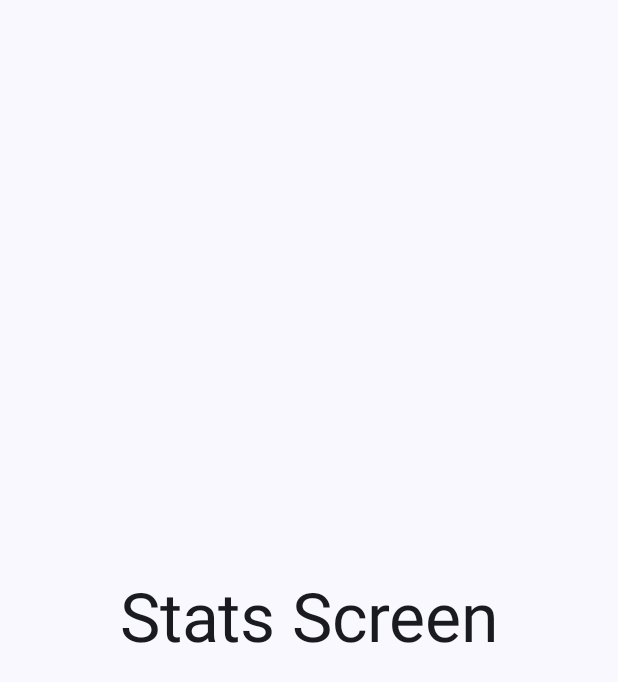
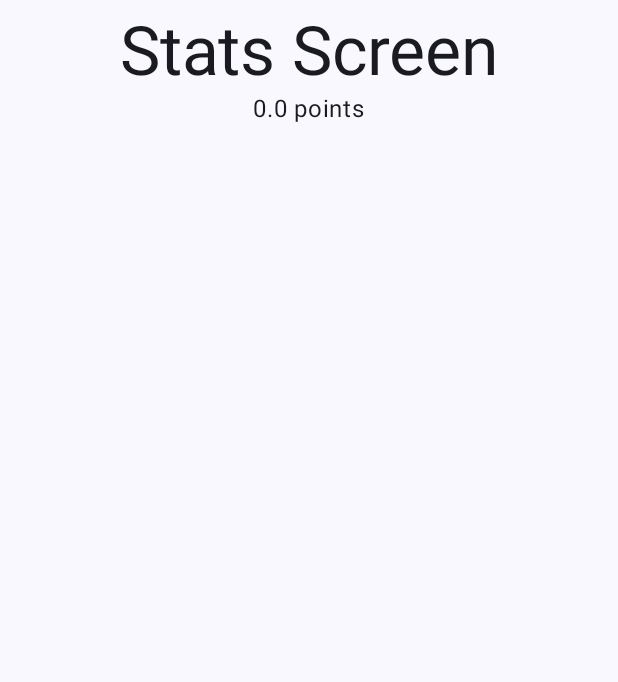
Before and after one commit to mikulove87/ClickerGame, an Android app built with Jetpack Compose: the StatsScreen screen opened through its navigation route, on a phone screen of 412 x 824 dp. Shown: the top 682 px of the screen. Run offline under Robolectric (Android 15) with nearby library versions, the phone set to English and light mode, and no system bars; libraries missing offline, so code that uses them is left out: com.google.android.gms; 4 statements that could not run were skipped.

Commit message:
Move ViewModel, Implement stats screen

```diff
--- a/app/src/main/java/io/github/mkfox/clickergame/ui/screen/ClickerGameApp.kt
+++ b/app/src/main/java/io/github/mkfox/clickergame/ui/screen/ClickerGameApp.kt
@@ -1,6 +1,9 @@
 package io.github.mkfox.clickergame.ui.screen
 
 import androidx.compose.runtime.Composable
+import androidx.compose.runtime.getValue
+import androidx.lifecycle.compose.collectAsStateWithLifecycle
+import androidx.lifecycle.viewmodel.compose.viewModel
 import androidx.navigation.compose.NavHost
 import androidx.navigation.compose.composable
 import androidx.navigation.compose.rememberNavController
@@ -9,15 +12,18 @@ import io.github.mkfox.clickergame.ui.screen.stats.StatsScreen
 
 
 @Composable
-fun ClickerGameApp() {
+fun ClickerGameApp(viewModel: ClickerViewModel = viewModel()) {
+    val uiState by viewModel.uiState.collectAsStateWithLifecycle()
     val navController = rememberNavController()
 
     NavHost(navController = navController, startDestination = "/") {
         composable("/") {
-            ClickerScreen(onStats = { navController.navigate("/statistics") })
+            ClickerScreen(
+                viewModel = viewModel,
+                onStats = { navController.navigate("/statistics") })
         }
         composable("/statistics") {
-            StatsScreen()
+            StatsScreen(value = uiState.point)
         }
     }
 }
--- a/app/src/main/java/io/github/mkfox/clickergame/ui/screen/clicker/ClickerViewModel.kt
+++ b/app/src/main/java/io/github/mkfox/clickergame/ui/screen/ClickerViewModel.kt
@@ -1,4 +1,4 @@
-package io.github.mkfox.clickergame.ui.screen.clicker
+package io.github.mkfox.clickergame.ui.screen
 
 import androidx.lifecycle.ViewModel
 import androidx.lifecycle.viewModelScope
--- a/app/src/main/java/io/github/mkfox/clickergame/ui/screen/clicker/ClickerScreen.kt
+++ b/app/src/main/java/io/github/mkfox/clickergame/ui/screen/clicker/ClickerScreen.kt
@@ -42,12 +42,13 @@ import androidx.lifecycle.viewmodel.compose.viewModel
 import com.google.android.gms.oss.licenses.v2.OssLicensesMenuActivity
 import io.github.mkfox.clickergame.R
 import io.github.mkfox.clickergame.data.Upgrade
+import io.github.mkfox.clickergame.ui.screen.ClickerViewModel
 import io.github.mkfox.clickergame.ui.theme.ClickerGameTheme
 
 @Composable
 fun ClickerScreen(
-    onStats: () -> Unit = {},
-    viewModel: ClickerViewModel = viewModel()
+    viewModel: ClickerViewModel,
+    onStats: () -> Unit = {}
 ) {
     val uiState by viewModel.uiState.collectAsStateWithLifecycle()
     val context = LocalContext.current
@@ -262,6 +263,6 @@ fun UpgradeCardPreview() {
 @Composable
 fun AppPreview() {
     ClickerGameTheme {
-        ClickerScreen()
+        ClickerScreen(viewModel = viewModel())
     }
 }
--- a/app/src/main/java/io/github/mkfox/clickergame/ui/screen/stats/StatsScreen.kt
+++ b/app/src/main/java/io/github/mkfox/clickergame/ui/screen/stats/StatsScreen.kt
@@ -1,7 +1,5 @@
 package io.github.mkfox.clickergame.ui.screen.stats
 
-import androidx.compose.foundation.background
-import androidx.compose.foundation.layout.Arrangement
 import androidx.compose.foundation.layout.Column
 import androidx.compose.foundation.layout.fillMaxSize
 import androidx.compose.foundation.layout.padding
@@ -11,21 +9,23 @@ import androidx.compose.material3.Text
 import androidx.compose.runtime.Composable
 import androidx.compose.ui.Alignment
 import androidx.compose.ui.Modifier
-import androidx.compose.ui.graphics.Color
-import androidx.compose.ui.text.font.FontWeight
 import androidx.compose.ui.tooling.preview.Preview
+import androidx.compose.ui.unit.dp
 import io.github.mkfox.clickergame.ui.theme.ClickerGameTheme
 
 @Composable
-fun StatsScreen() {
-    Scaffold() { innerPadding ->
+fun StatsScreen(value: Double = 0.0) {
+    Scaffold { innerPadding ->
         // TODO: Stats Screen
         Column(
             horizontalAlignment = Alignment.CenterHorizontally,
-            verticalArrangement = Arrangement.Center,
-            modifier = Modifier.padding(innerPadding).fillMaxSize()
+            modifier = Modifier
+                .padding(innerPadding)
+                .fillMaxSize()
+                .padding(8.dp)
         ) {
             Text("Stats Screen", style = MaterialTheme.typography.displayMedium)
+            Text("$value points")
         }
     }
 }
```
